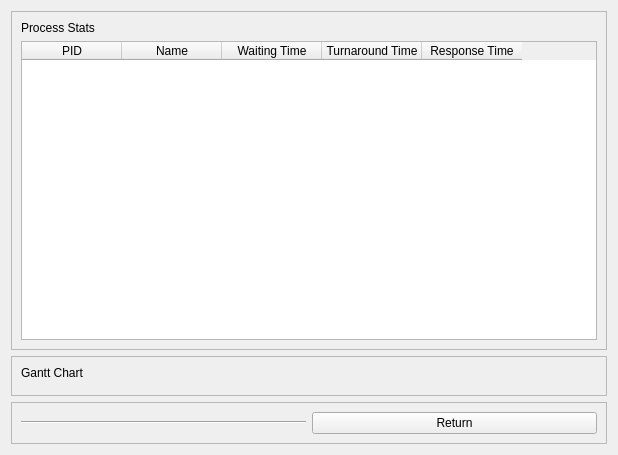
The window that src/GUI/PyQtUI/runAtOnceSceneUI.ui (ashmod/Chronos) describes before a commit, drawn with Qt 5.
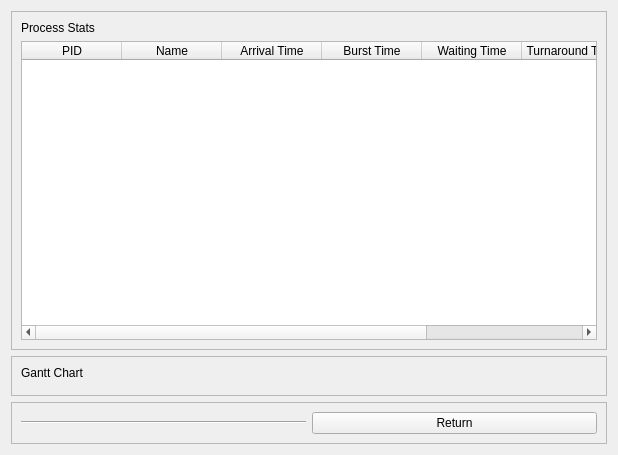
The same window after the commit.

Commit message: feat: added run_at_once functionality

Patch:
```diff
--- a/src/GUI/PyQtUI/runAtOnceSceneUI.ui
+++ b/src/GUI/PyQtUI/runAtOnceSceneUI.ui
@@ -48,6 +48,16 @@
           <string>Name</string>
          </property>
         </column>
+        <column> 
+         <property name="text">
+          <string>Arrival Time</string>
+         </property>
+        </column>
+        <column> 
+         <property name="text">
+          <string>Burst Time</string>
+         </property>
+        </column>
         <column>
          <property name="text">
           <string>Waiting Time</string>
```
The commit also changes 11 other files.
